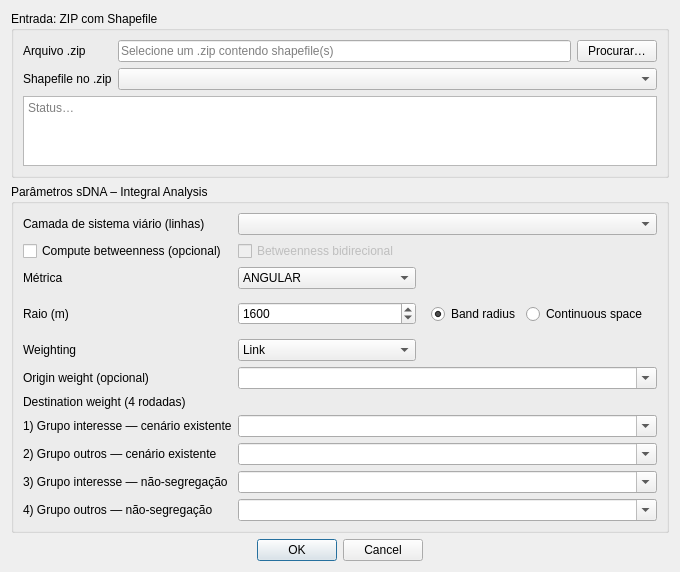
This is chasm_calculator_dialog_base.ui in Eduardo7660/chasm_windows as Qt 5 draws it before an edit. The edited form follows.
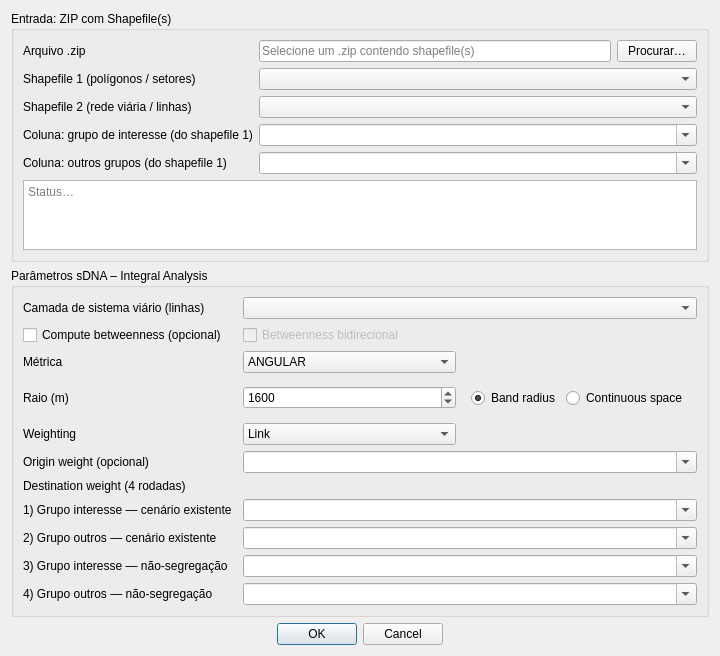
This is the edited form.

Commit message:
primeira versão vamos assumir que é shapefile a entrada
dois campos opcoes dos shapefiles de entrada

dois campos pegar colunas automaticamente ao selecionar o shapefile primeiro shapefile.

campo numerio para raio

What changed in the file:
```diff
--- a/chasm_calculator_dialog_base.ui
+++ b/chasm_calculator_dialog_base.ui
@@ -2,9 +2,7 @@
  <class>ChasmDialogBase</class>
  <widget class="QDialog" name="ChasmDialogBase">
   <property name="geometry">
-   <rect>
-    <x>0</x><y>0</y><width>680</width><height>560</height>
-   </rect>
+   <rect><x>0</x><y>0</y><width>720</width><height>640</height></rect>
   </property>
   <property name="windowTitle">
    <string>Chasm Calculator</string>
@@ -15,7 +13,7 @@
    <!-- ===== Bloco ZIP ===== -->
    <item>
     <widget class="QGroupBox" name="grpZip">
-     <property name="title"><string>Entrada: ZIP com Shapefile</string></property>
+     <property name="title"><string>Entrada: ZIP com Shapefile(s)</string></property>
      <layout class="QGridLayout" name="gridZip">
       <item row="0" column="0">
        <widget class="QLabel" name="lblZip">
@@ -36,15 +34,48 @@
       </item>
 
       <item row="1" column="0">
-       <widget class="QLabel" name="lblShp">
-        <property name="text"><string>Shapefile no .zip</string></property>
+       <widget class="QLabel" name="lblShp1">
+        <property name="text"><string>Shapefile 1 (polígonos / setores)</string></property>
        </widget>
       </item>
       <item row="1" column="1" colspan="2">
        <widget class="QComboBox" name="cbShp"/>
       </item>
 
-      <item row="2" column="0" colspan="3">
+      <!-- Shapefile 2 -->
+      <item row="2" column="0">
+       <widget class="QLabel" name="lblShp2">
+        <property name="text"><string>Shapefile 2 (rede viária / linhas)</string></property>
+       </widget>
+      </item>
+      <item row="2" column="1" colspan="2">
+       <widget class="QComboBox" name="cbShp2"/>
+      </item>
+
+      <!-- Campos automáticos do shapefile 1 -->
+      <item row="3" column="0">
+       <widget class="QLabel" name="lblColGI">
+        <property name="text"><string>Coluna: grupo de interesse (do shapefile 1)</string></property>
+       </widget>
+      </item>
+      <item row="3" column="1" colspan="2">
+       <widget class="QComboBox" name="cbColGrupoInteresse">
+        <property name="editable"><bool>true</bool></property>
+       </widget>
+      </item>
+
+      <item row="4" column="0">
+       <widget class="QLabel" name="lblColGO">
+        <property name="text"><string>Coluna: outros grupos (do shapefile 1)</string></property>
+       </widget>
+      </item>
+      <item row="4" column="1" colspan="2">
+       <widget class="QComboBox" name="cbColGrupoOutros">
+        <property name="editable"><bool>true</bool></property>
+       </widget>
+      </item>
+
+      <item row="5" column="0" colspan="3">
        <widget class="QPlainTextEdit" name="txtStatus">
         <property name="readOnly"><bool>true</bool></property>
         <property name="placeholderText"><string>Status…</string></property>
@@ -83,7 +114,6 @@
        <widget class="QCheckBox" name="chkBetweennessBidirectional">
         <property name="text"><string>Betweenness bidirecional</string></property>
         <property name="enabled"><bool>false</bool></property>
-        <property name="checked"><bool>false</bool></property>
        </widget>
       </item>
 
```
Left out of the diff: 60 changed lines with no effect on the pictures. The commit also changes 4 other files.
